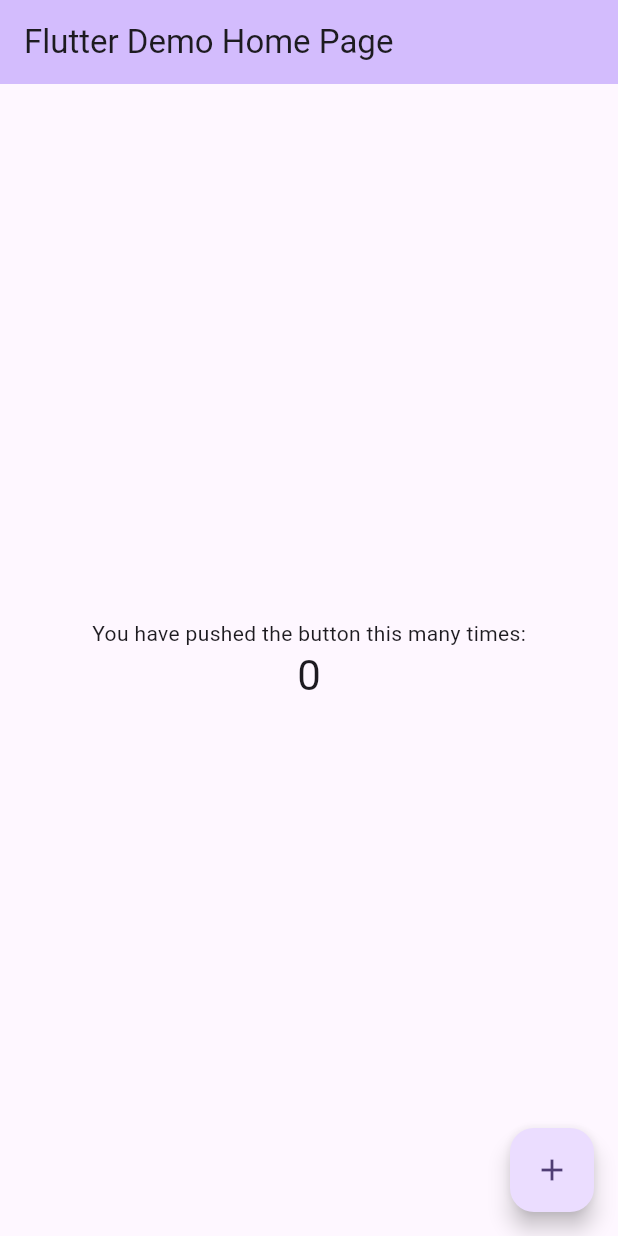
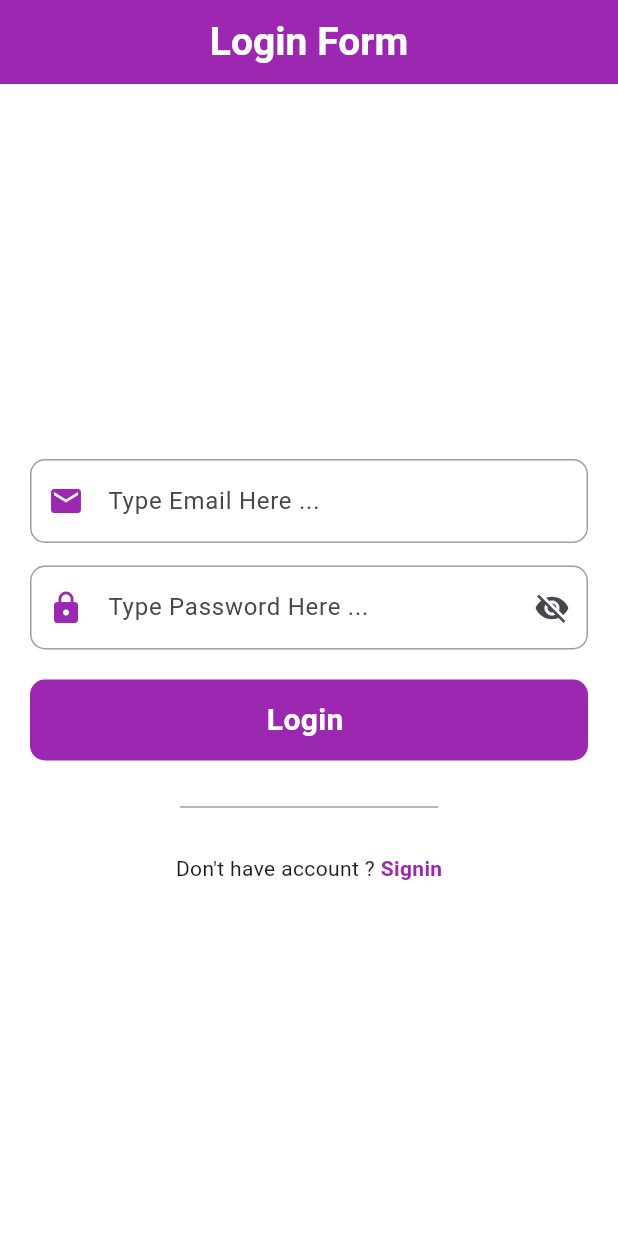
Before and after one commit to HaiderAli228/Flutter-Components, a Flutter app: the screen it shows after launch, on a phone screen of 412 x 824 dp. Run offline on Flutter 3.47's test engine with Material 3 defaults, Android fonts, the phone set to English and light mode, and no system bars; our stand-ins replace form_field_validator.

Commit message:
adding login page with validataion

```diff
--- /dev/null
+++ b/lib/login_page_with_validation.dart
@@ -0,0 +1,190 @@
+import 'package:flutter/material.dart';
+import 'package:flutter_components/Basic%20Widgets/Congratulation.dart';
+import 'package:form_field_validator/form_field_validator.dart';
+
+class LoginForm extends StatefulWidget {
+  const LoginForm({super.key});
+
+  @override
+  State<LoginForm> createState() => _LoginFormState();
+}
+
+class _LoginFormState extends State<LoginForm> {
+  TextEditingController emailController = TextEditingController();
+
+  TextEditingController passwordController = TextEditingController();
+
+  final GlobalKey<FormState> formKey = GlobalKey<FormState>();
+
+  @override
+  Widget build(BuildContext context) {
+    return Scaffold(
+      backgroundColor: Colors.white,
+      appBar: AppBar(
+        centerTitle: true,
+        backgroundColor: Colors.purple,
+        title: Text(
+          "Login Form",
+          style: TextStyle(
+              color: Colors.white, fontWeight: FontWeight.bold, fontSize: 26),
+        ),
+      ),
+      body: Padding(
+        padding: const EdgeInsets.all(20.0),
+        child: Center(
+          child: Form(
+            key: formKey,
+            child: Column(
+              mainAxisAlignment: MainAxisAlignment.center,
+              crossAxisAlignment: CrossAxisAlignment.center,
+              children: [
+                Padding(
+                  padding: const EdgeInsets.symmetric(vertical: 15),
+                  child: TextFormField(
+                    controller: emailController,
+                    validator: MultiValidator([
+                      EmailValidator(errorText: "Invalid Email"),
+                      RequiredValidator(errorText: "Email required")
+                    ]).call,
+                    keyboardType: TextInputType.emailAddress,
+                    decoration: InputDecoration(
+                        prefixIcon: Icon(
+                          Icons.email,
+                          color: Colors.purple,
+                        ),
+                        hintText: "Type Email Here ... ",
+                        errorBorder: OutlineInputBorder(
+                          borderSide: BorderSide(color: Colors.grey),
+                          borderRadius: BorderRadius.all(Radius.circular(10)),
+                        ),
+                        focusedBorder: OutlineInputBorder(
+                          borderSide: BorderSide(color: Colors.grey),
+                          borderRadius: BorderRadius.all(Radius.circular(10)),
+                        ),
+                        focusedErrorBorder: OutlineInputBorder(
+                          borderSide: BorderSide(color: Colors.grey),
+                          borderRadius: BorderRadius.all(Radius.circular(10)),
+                        ),
+                        enabledBorder: OutlineInputBorder(
+                          borderSide: BorderSide(color: Colors.grey),
+                          borderRadius: BorderRadius.all(Radius.circular(10)),
+                        )),
+                  ),
+                ),
+                Padding(
+                  padding: const EdgeInsets.only(bottom: 20),
+                  child: TextFormField(
+                    controller: passwordController,
+                    validator: MultiValidator([
+                      MaxLengthValidator(16,
+                          errorText: "Password with in 16 digits"),
+                      MinLengthValidator(8,
+                          errorText: "Password at least 8 digits"),
+                      RequiredValidator(errorText: "Email required")
+                    ]).call,
+                    keyboardType: TextInputType.visiblePassword,
+                    obscureText: true,
+                    decoration: InputDecoration(
+                        prefixIcon: Icon(
+                          Icons.lock,
+                          color: Colors.purple,
+                        ),
+                        suffixIcon: Icon(Icons.visibility_off),
+                        hintText: "Type Password Here ... ",
+                        focusedBorder: OutlineInputBorder(
+                          borderSide: BorderSide(color: Colors.grey),
+                          borderRadius: BorderRadius.all(Radius.circular(10)),
+                        ),
+                        focusedErrorBorder: OutlineInputBorder(
+                          borderSide: BorderSide(color: Colors.grey),
+                          borderRadius: BorderRadius.all(Radius.circular(10)),
+                        ),
+                        errorBorder: OutlineInputBorder(
+                          borderSide: BorderSide(color: Colors.grey),
+                          borderRadius: BorderRadius.all(Radius.circular(10)),
+                        ),
+                        enabledBorder: OutlineInputBorder(
+                          borderSide: BorderSide(color: Colors.grey),
+                          borderRadius: BorderRadius.all(Radius.circular(10)),
+                        )),
+                  ),
+                ),
+                InkWell(
+                  onTap: () {
+                    if (formKey.currentState!.validate()) {
+                      Navigator.push(
+                          context,
+                          MaterialPageRoute(
+                            builder: (context) => Congratulation(),
+                          ));
+                    } else {
+                      print("Invalid");
+                    }
+                  },
+                  child: Container(
+                    height: 54,
+                    width: double.infinity,
+                    decoration: BoxDecoration(
+                        color: Colors.purple,
+                        borderRadius: BorderRadius.all(Radius.circular(10))),
+                    alignment: Alignment.center,
+                    padding: EdgeInsets.all(6),
+                    child: Text(
+                      "Login ",
+                      style: TextStyle(
+                          color: Colors.white,
+                          fontWeight: FontWeight.bold,
+                          fontSize: 20),
+                    ),
+                  ),
+                ),
+                SizedBox(
+                  height: 30,
+                ),
+                Divider(
+                  height: 2,
+                  color: Colors.grey,
+                  endIndent: 100,
+                  indent: 100,
+                ),
+                SizedBox(
+                  height: 30,
+                ),
+                Row(
+                  mainAxisAlignment: MainAxisAlignment.center,
+                  crossAxisAlignment: CrossAxisAlignment.center,
+                  children: [
+                    Text("Don't have account ?"),
+                    Text(
+                      " Signin",
+                      style: TextStyle(
+                          color: Colors.purple, fontWeight: FontWeight.bold),
+                    ),
+                  ],
+                )
+              ],
+            ),
+          ),
+        ),
+      ),
+    );
+  }
+}
+
+class Congratulation extends StatelessWidget {
+  const Congratulation({super.key});
+
+  @override
+  Widget build(BuildContext context) {
+    return const Scaffold(
+      backgroundColor: Colors.white,
+      body: Center(
+        child: Text("Login SuccessFully",style: TextStyle(
+          color: Colors.black,
+          fontSize: 40,
+          fontWeight: FontWeight.bold,
+        ),),
+      ),
+    );
+  }
+}
--- a/lib/main.dart
+++ b/lib/main.dart
@@ -1,4 +1,6 @@
 import 'package:flutter/material.dart';
+
+import 'login_page_with_validation.dart';
 
 void main() {
   runApp(const MyApp());
@@ -11,115 +13,12 @@ class MyApp extends StatelessWidget {
   @override
   Widget build(BuildContext context) {
     return MaterialApp(
-      title: 'Flutter Demo',
+   debugShowCheckedModeBanner: false,
       theme: ThemeData(
-        // This is the theme of your application.
-        //
-        // TRY THIS: Try running your application with "flutter run". You'll see
-        // the application has a purple toolbar. Then, without quitting the app,
-        // try changing the seedColor in the colorScheme below to Colors.green
-        // and then invoke "hot reload" (save your changes or press the "hot
-        // reload" button in a Flutter-supported IDE, or press "r" if you used
-        // the command line to start the app).
-        //
-        // Notice that the counter didn't reset back to zero; the application
-        // state is not lost during the reload. To reset the state, use hot
-        // restart instead.
-        //
-        // This works for code too, not just values: Most code changes can be
-        // tested with just a hot reload.
         colorScheme: ColorScheme.fromSeed(seedColor: Colors.deepPurple),
         useMaterial3: true,
       ),
-      home: const MyHomePage(title: 'Flutter Demo Home Page'),
+      home:  LoginForm(),
     );
   }
 }
-
-class MyHomePage extends StatefulWidget {
-  const MyHomePage({super.key, required this.title});
-
-  // This widget is the home page of your application. It is stateful, meaning
-  // that it has a State object (defined below) that contains fields that affect
-  // how it looks.
-
-  // This class is the configuration for the state. It holds the values (in this
-  // case the title) provided by the parent (in this case the App widget) and
-  // used by the build method of the State. Fields in a Widget subclass are
-  // always marked "final".
-
-  final String title;
-
-  @override
-  State<MyHomePage> createState() => _MyHomePageState();
-}
-
-class _MyHomePageState extends State<MyHomePage> {
-  int _counter = 0;
-
-  void _incrementCounter() {
-    setState(() {
-      // This call to setState tells the Flutter framework that something has
-      // changed in this State, which causes it to rerun the build method below
-      // so that the display can reflect the updated values. If we changed
-      // _counter without calling setState(), then the build method would not be
-      // called again, and so nothing would appear to happen.
-      _counter++;
-    });
-  }
-
-  @override
-  Widget build(BuildContext context) {
-    // This method is rerun every time setState is called, for instance as done
-    // by the _incrementCounter method above.
-    //
-    // The Flutter framework has been optimized to make rerunning build methods
-    // fast, so that you can just rebuild anything that needs updating rather
-    // than having to individually change instances of widgets.
-    return Scaffold(
-      appBar: AppBar(
-        // TRY THIS: Try changing the color here to a specific color (to
-        // Colors.amber, perhaps?) and trigger a hot reload to see the AppBar
-        // change color while the other colors stay the same.
-        backgroundColor: Theme.of(context).colorScheme.inversePrimary,
-        // Here we take the value from the MyHomePage object that was created by
-        // the App.build method, and use it to set our appbar title.
-        title: Text(widget.title),
-      ),
-      body: Center(
-        // Center is a layout widget. It takes a single child and positions it
-        // in the middle of the parent.
-        child: Column(
-          // Column is also a layout widget. It takes a list of children and
-          // arranges them vertically. By default, it sizes itself to fit its
-          // children horizontally, and tries to be as tall as its parent.
-          //
-          // Column has various properties to control how it sizes itself and
-          // how it positions its children. Here we use mainAxisAlignment to
-          // center the children vertically; the main axis here is the vertical
-          // axis because Columns are vertical (the cross axis would be
-          // horizontal).
-          //
-          // TRY THIS: Invoke "debug painting" (choose the "Toggle Debug Paint"
-          // action in the IDE, or press "p" in the console), to see the
-          // wireframe for each widget.
-          mainAxisAlignment: MainAxisAlignment.center,
-          children: <Widget>[
-            const Text(
-              'You have pushed the button this many times:',
-            ),
-            Text(
-              '$_counter',
-              style: Theme.of(context).textTheme.headlineMedium,
-            ),
-          ],
-        ),
-      ),
-      floatingActionButton: FloatingActionButton(
-        onPressed: _incrementCounter,
-        tooltip: 'Increment',
-        child: const Icon(Icons.add),
-      ), // This trailing comma makes auto-formatting nicer for build methods.
-    );
-  }
-}
--- a/pubspec.yaml
+++ b/pubspec.yaml
@@ -34,6 +34,7 @@ dependencies:
   # The following adds the Cupertino Icons font to your application.
   # Use with the CupertinoIcons class for iOS style icons.
   cupertino_icons: ^1.0.8
+  form_field_validator: ^1.1.0
 
 dev_dependencies:
   flutter_test:
```
Also changed, not shown: pubspec.lock.
